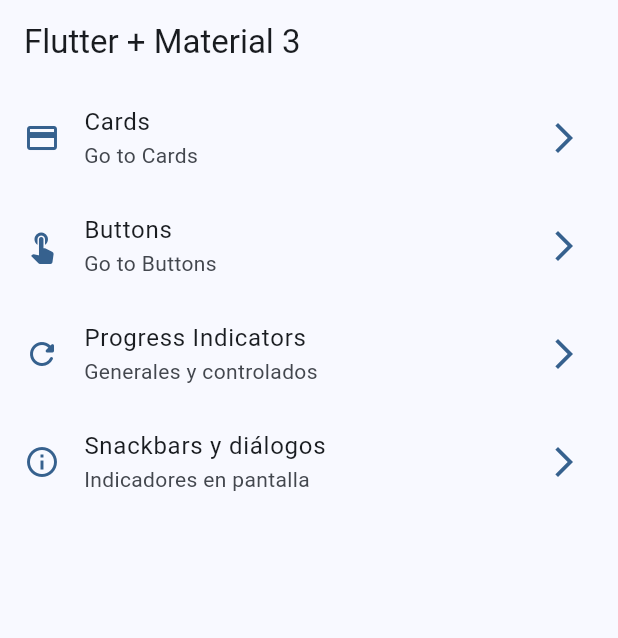
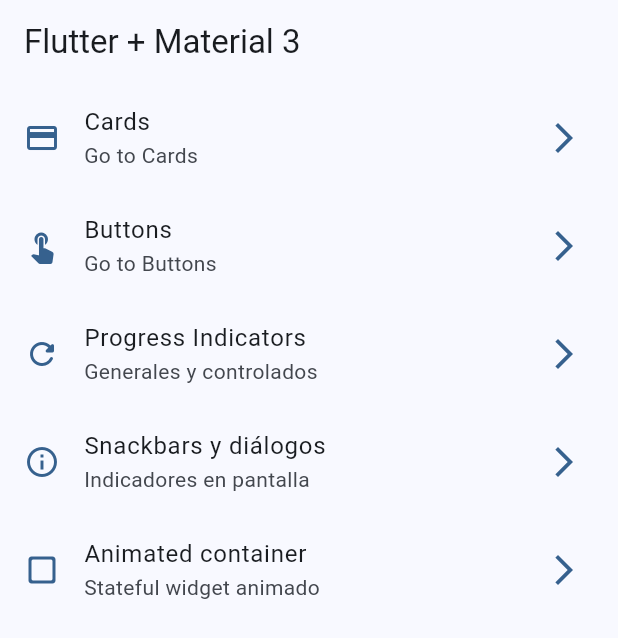
Before and after one commit to KevCristensen/widgets_app, a Flutter app: the screen it shows after launch, on a phone screen of 412 x 824 dp. Shown: the top 638 px of the screen. Run offline on Flutter 3.47's test engine with Material 3 defaults, Android fonts, the phone set to English and light mode, and no system bars; our stand-ins replace go_router.

Commit message:
animated container terminado

```diff
--- a/lib/config/menu/menu_items.dart
+++ b/lib/config/menu/menu_items.dart
@@ -40,4 +40,10 @@ const appMenuItems = <MenuItem>[
     link: '/snackbars',
     icon: Icons.info_outline
   ),
+  MenuItem(
+    title: 'Animated container',
+    subTitle: 'Stateful widget animado',
+    link: '/animated',
+    icon: Icons.check_box_outline_blank_rounded
+  ),
 ];
--- a/lib/config/router/app_router.dart
+++ b/lib/config/router/app_router.dart
@@ -31,5 +31,10 @@ final appRouter = GoRouter(
       name: SnackbarScreen.name,
       builder: (context, state) => const SnackbarScreen(),
     ),
+    GoRoute(
+      path: '/animated',
+      name: AnimatedScreen.name,
+      builder: (context, state) => const AnimatedScreen(),
+    ),
   ]
   );
--- a/lib/presentation/screens/cards/cards_screen.dart
+++ b/lib/presentation/screens/cards/cards_screen.dart
@@ -167,7 +167,7 @@ class _CardType3 extends StatelessWidget {
     final colors = Theme.of(context).colorScheme;
 
     return Card(
-      color: colors.surfaceVariant,
+      color: colors.surfaceContainerHighest,
       elevation: elevation,
       child: Padding(
         padding: const EdgeInsets.fromLTRB(10, 5, 10, 10),
```
Also changed, not shown: lib/presentation/screens/animated/animated_screen.dart (+57 -2 lines).
